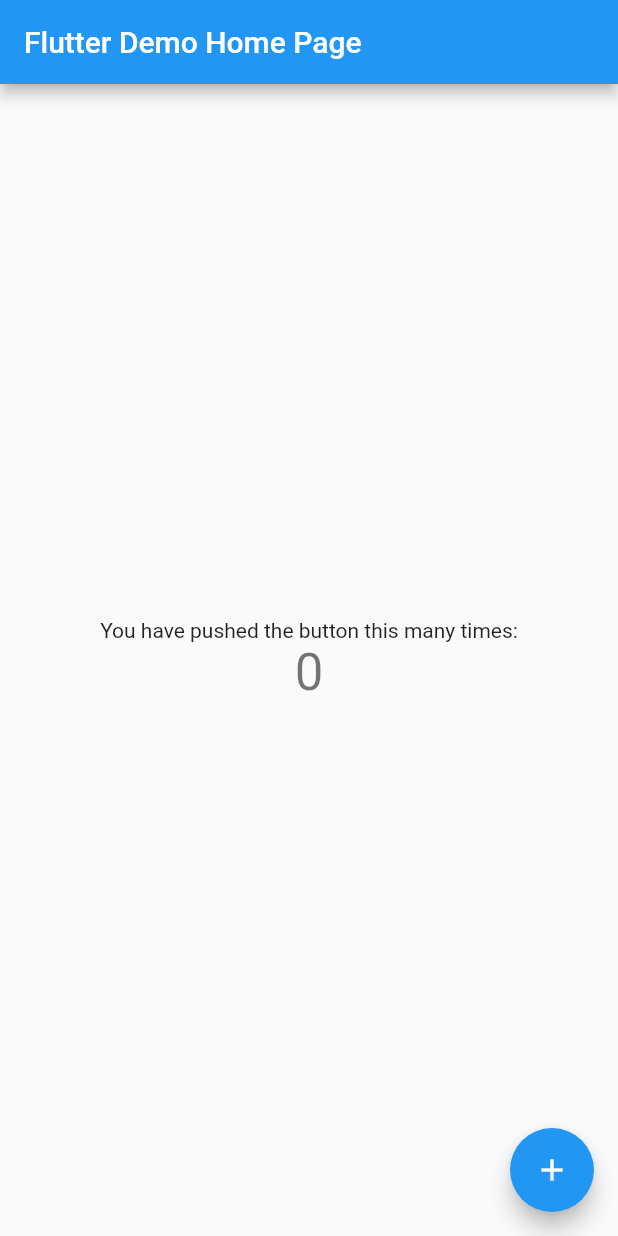
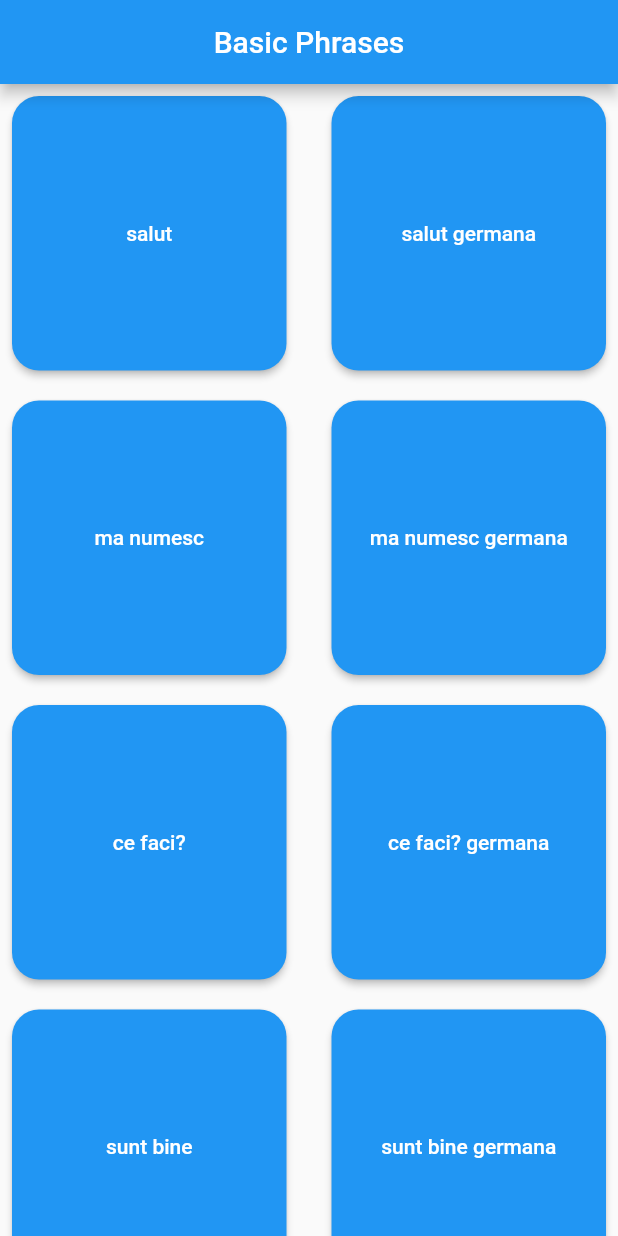
Before and after one commit to MateiEne/GAD-4-BasicPhrases, a Flutter app: the screen it shows after launch, on a phone screen of 412 x 824 dp. Run offline on Flutter 3.47's test engine with Material 2 defaults, Android fonts, the phone set to English and light mode, and no system bars.

Commit message:
added buttons

```diff
--- a/basic_frases/lib/main.dart
+++ b/basic_frases/lib/main.dart
@@ -1,115 +1,23 @@
 import 'package:flutter/material.dart';
 
+import 'package:basic_frases/pages/home.dart';
+
 void main() {
-  runApp(const MyApp());
+  runApp(const BasicPhrases());
 }
 
-class MyApp extends StatelessWidget {
-  const MyApp({Key? key}) : super(key: key);
+class BasicPhrases extends StatelessWidget {
+  const BasicPhrases({Key? key}) : super(key: key);
 
   // This widget is the root of your application.
   @override
   Widget build(BuildContext context) {
     return MaterialApp(
-      title: 'Flutter Demo',
-      theme: ThemeData(
-        // This is the theme of your application.
-        //
-        // Try running your application with "flutter run". You'll see the
-        // application has a blue toolbar. Then, without quitting the app, try
-        // changing the primarySwatch below to Colors.green and then invoke
-        // "hot reload" (press "r" in the console where you ran "flutter run",
-        // or simply save your changes to "hot reload" in a Flutter IDE).
-        // Notice that the counter didn't reset back to zero; the application
-        // is not restarted.
-        primarySwatch: Colors.blue,
-      ),
-      home: const MyHomePage(title: 'Flutter Demo Home Page'),
+      routes: {
+        '/': (context) {
+          return const HomePage();
+        },
+      },
     );
   }
 }
-
-class MyHomePage extends StatefulWidget {
-  const MyHomePage({Key? key, required this.title}) : super(key: key);
-
-  // This widget is the home page of your application. It is stateful, meaning
-  // that it has a State object (defined below) that contains fields that affect
-  // how it looks.
-
-  // This class is the configuration for the state. It holds the values (in this
-  // case the title) provided by the parent (in this case the App widget) and
-  // used by the build method of the State. Fields in a Widget subclass are
-  // always marked "final".
-
-  final String title;
-
-  @override
-  State<MyHomePage> createState() => _MyHomePageState();
-}
-
-class _MyHomePageState extends State<MyHomePage> {
-  int _counter = 0;
-
-  void _incrementCounter() {
-    setState(() {
-      // This call to setState tells the Flutter framework that something has
-      // changed in this State, which causes it to rerun the build method below
-      // so that the display can reflect the updated values. If we changed
-      // _counter without calling setState(), then the build method would not be
-      // called again, and so nothing would appear to happen.
-      _counter++;
-    });
-  }
-
-  @override
-  Widget build(BuildContext context) {
-    // This method is rerun every time setState is called, for instance as done
-    // by the _incrementCounter method above.
-    //
-    // The Flutter framework has been optimized to make rerunning build methods
-    // fast, so that you can just rebuild anything that needs updating rather
-    // than having to individually change instances of widgets.
-    return Scaffold(
-      appBar: AppBar(
-        // Here we take the value from the MyHomePage object that was created by
-        // the App.build method, and use it to set our appbar title.
-        title: Text(widget.title),
-      ),
-      body: Center(
-        // Center is a layout widget. It takes a single child and positions it
-        // in the middle of the parent.
-        child: Column(
-          // Column is also a layout widget. It takes a list of children and
-          // arranges them vertically. By default, it sizes itself to fit its
-          // children horizontally, and tries to be as tall as its parent.
-          //
-          // Invoke "debug painting" (press "p" in the console, choose the
-          // "Toggle Debug Paint" action from the Flutter Inspector in Android
-          // Studio, or the "Toggle Debug Paint" command in Visual Studio Code)
-          // to see the wireframe for each widget.
-          //
-          // Column has various properties to control how it sizes itself and
-          // how it positions its children. Here we use mainAxisAlignment to
-          // center the children vertically; the main axis here is the vertical
-          // axis because Columns are vertical (the cross axis would be
-          // horizontal).
-          mainAxisAlignment: MainAxisAlignment.center,
-          children: <Widget>[
-            const Text(
-              'You have pushed the button this many times:',
-            ),
-            Text(
-              '$_counter',
-              style: Theme.of(context).textTheme.headline4,
-            ),
-          ],
-        ),
-      ),
-      floatingActionButton: FloatingActionButton(
-        onPressed: _incrementCounter,
-        tooltip: 'Increment',
-        child: const Icon(Icons.add),
-      ), // This trailing comma makes auto-formatting nicer for build methods.
-    );
-  }
-}
--- /dev/null
+++ b/basic_frases/lib/pages/home.dart
@@ -0,0 +1,57 @@
+import 'package:flutter/material.dart';
+
+class HomePage extends StatefulWidget {
+  const HomePage({Key? key}) : super(key: key);
+
+  @override
+  _HomePageState createState() => _HomePageState();
+}
+
+class _HomePageState extends State<HomePage> {
+  List<String> phrases = <String>[
+    'salut',
+    'salut germana',
+    'ma numesc',
+    'ma numesc germana',
+    'ce faci?',
+    'ce faci? germana',
+    'sunt bine',
+    'sunt bine germana'
+  ];
+
+  @override
+  Widget build(BuildContext context) {
+    return Scaffold(
+      appBar: AppBar(
+        title: const Text('Basic Phrases'),
+        centerTitle: true,
+      ),
+      body: GridView.builder(
+        itemCount: phrases.length,
+        gridDelegate: const SliverGridDelegateWithFixedCrossAxisCount(
+          crossAxisCount: 2,
+          mainAxisSpacing: 20.0,
+          crossAxisSpacing: 30.0,
+        ),
+        padding: const EdgeInsets.all(8.0),
+        itemBuilder: (BuildContext context, int index) {
+          return ElevatedButton(
+            onPressed: () {
+              setState(() {
+
+              });
+            },
+            child: Text(phrases[index]),
+            style: ButtonStyle(
+              shape: MaterialStateProperty.all<RoundedRectangleBorder>(
+                RoundedRectangleBorder(
+                  borderRadius: BorderRadius.circular(18.0),
+                ),
+              ),
+            ),
+          );
+        },
+      ),
+    );
+  }
+}
```
Also changed, not shown: basic_frases/pubspec.yaml (+4 -66 lines), 2 other files.
